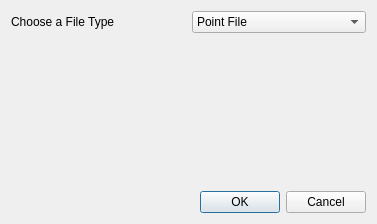
Old version of the form new_empty_shape_file_dialog_base.ui in the repository Kritim-123/QGIS-Extension.
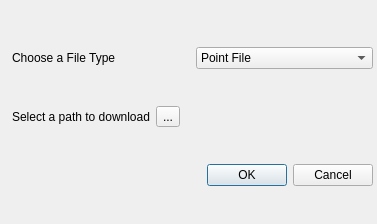
New version of the form.

Commit message: Made UI so that user can now specify the location for file to download.

```diff
--- a/new_empty_shape_file_dialog_base.ui
+++ b/new_empty_shape_file_dialog_base.ui
@@ -13,50 +13,17 @@
   <property name="windowTitle">
    <string>CNESSF</string>
   </property>
-  <layout class="QGridLayout" name="gridLayout_2">
-   <item row="0" column="0">
-    <layout class="QGridLayout" name="gridLayout">
-     <item row="1" column="0">
-      <spacer name="verticalSpacer">
-       <property name="orientation">
-        <enum>Qt::Vertical</enum>
-       </property>
-       <property name="sizeHint" stdset="0">
-        <size>
-         <width>20</width>
-         <height>40</height>
-        </size>
-       </property>
-      </spacer>
-     </item>
-     <item row="2" column="0">
-      <layout class="QHBoxLayout" name="horizontalLayout_2">
+  <widget class="QWidget" name="">
+   <property name="geometry">
+    <rect>
+     <x>12</x>
+     <y>16</y>
+     <width>361</width>
+     <height>201</height>
+    </rect>
+   </property>
+   <layout class="QVBoxLayout" name="verticalLayout">
        <item>
-        <spacer name="horizontalSpacer">
-         <property name="orientation">
-          <enum>Qt::Horizontal</enum>
-         </property>
-         <property name="sizeHint" stdset="0">
-          <size>
-           <width>100</width>
-           <height>13</height>
-          </size>
-         </property>
-        </spacer>
-       </item>
-       <item>
-        <widget class="QDialogButtonBox" name="button_box">
-         <property name="orientation">
-          <enum>Qt::Horizontal</enum>
-         </property>
-         <property name="standardButtons">
-          <set>QDialogButtonBox::Cancel|QDialogButtonBox::Ok</set>
-         </property>
-        </widget>
-       </item>
-      </layout>
-     </item>
-     <item row="0" column="0">
       <layout class="QHBoxLayout" name="horizontalLayout">
        <item>
         <widget class="QLabel" name="label">
@@ -81,9 +48,66 @@
        </item>
       </layout>
      </item>
-    </layout>
-   </item>
-  </layout>
+    <item>
+     <layout class="QHBoxLayout" name="horizontalLayout_3">
+      <item>
+       <widget class="QLabel" name="l_download">
+        <property name="text">
+         <string>Select a path to download</string>
+        </property>
+       </widget>
+      </item>
+      <item>
+       <widget class="QToolButton" name="tb_download">
+        <property name="text">
+         <string>...</string>
+        </property>
+       </widget>
+      </item>
+      <item>
+       <spacer name="horizontalSpacer_2">
+        <property name="orientation">
+         <enum>Qt::Horizontal</enum>
+        </property>
+        <property name="sizeHint" stdset="0">
+         <size>
+          <width>128</width>
+          <height>18</height>
+         </size>
+        </property>
+       </spacer>
+      </item>
+     </layout>
+    </item>
+    <item>
+     <layout class="QHBoxLayout" name="horizontalLayout_2">
+      <item>
+       <spacer name="horizontalSpacer">
+        <property name="orientation">
+         <enum>Qt::Horizontal</enum>
+        </property>
+        <property name="sizeHint" stdset="0">
+         <size>
+          <width>158</width>
+          <height>17</height>
+         </size>
+        </property>
+       </spacer>
+      </item>
+      <item>
+       <widget class="QDialogButtonBox" name="bb_confirm">
+        <property name="orientation">
+         <enum>Qt::Horizontal</enum>
+        </property>
+        <property name="standardButtons">
+         <set>QDialogButtonBox::Cancel|QDialogButtonBox::Ok</set>
+        </property>
+       </widget>
+      </item>
+     </layout>
+    </item>
+   </layout>
+  </widget>
  </widget>
  <resources/>
  <connections>
```
Left out of the diff: 8 changed lines with no effect on the pictures. Lines whose indentation alone changed are shown as unchanged. The commit also changes 4 other files.
